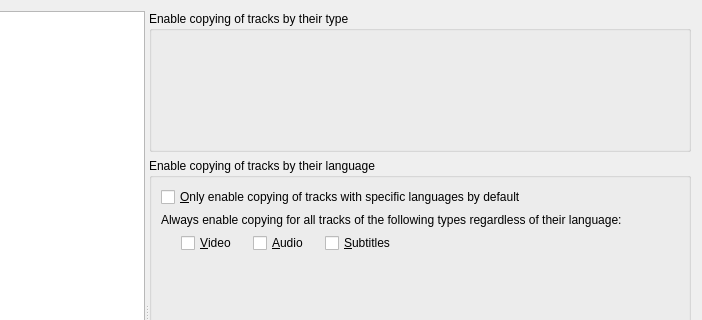
Old version of the form src/mkvtoolnix-gui/forms/main_window/preferences_dialog.ui in the repository jpsdr/MKVToolnix-Windows-7; both pictures show x 136 to 838 and y 0 to 320 of the 838 by 653 pixel window.
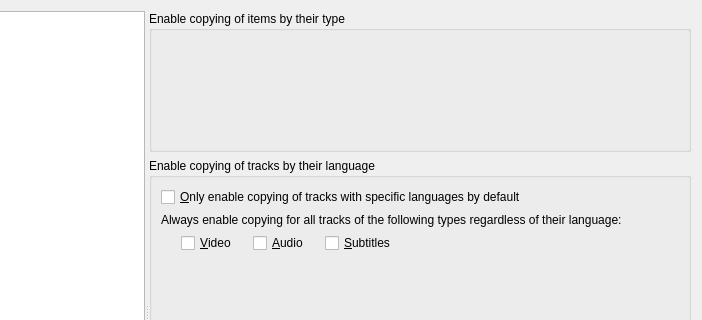
New version of the form. The open tabs and pages were chosen to show the change. Icons and pictures are not drawn. Custom widgets are drawn as their Qt base class.

Commit message:
GUI: change "track" to "item" in the preferences in certain cases
Whenever the word means all the possible elements in the "tracks,
chapters and tags" box, the word "item" is better as it includes
chapters & tags whereas "tracks" only means "audio/video/subtitle/
button tracks".

Patch:
```diff
--- a/src/mkvtoolnix-gui/forms/main_window/preferences_dialog.ui
+++ b/src/mkvtoolnix-gui/forms/main_window/preferences_dialog.ui
@@ -1072,7 +1072,7 @@
         <item>
          <widget class="QGroupBox" name="groupBox_20">
           <property name="title">
-           <string>Enable copying of tracks by their type</string>
+           <string>Enable copying of items by their type</string>
           </property>
           <layout class="QVBoxLayout" name="verticalLayout_34">
            <item>
```
The commit also changes 1 other file.
